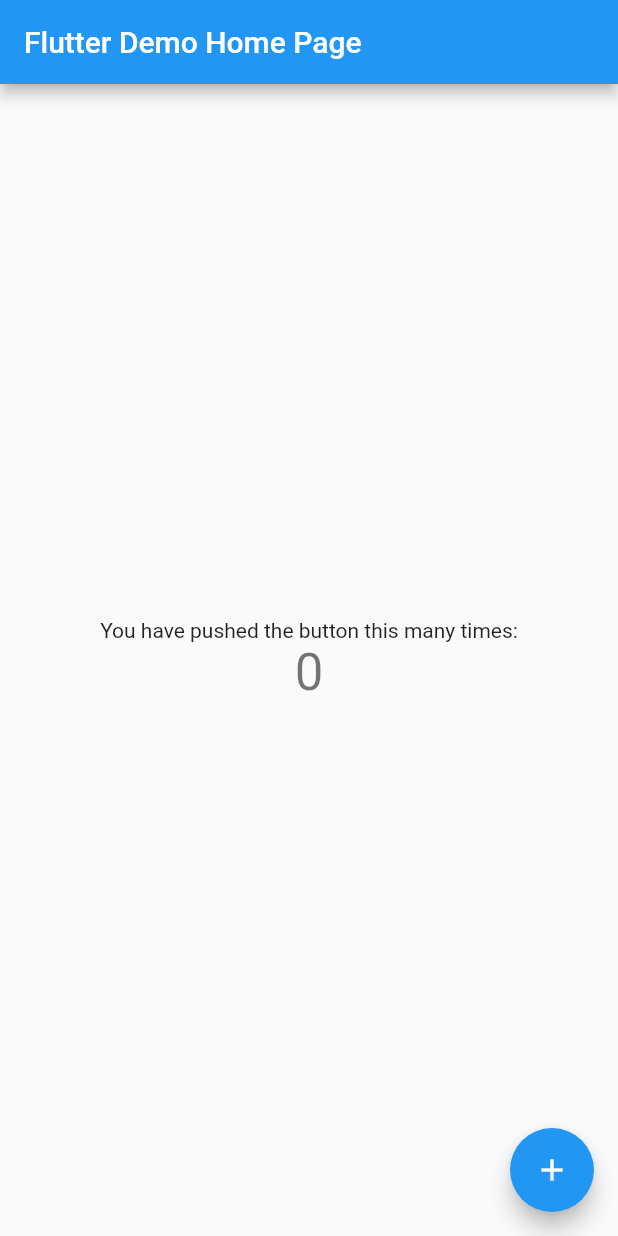
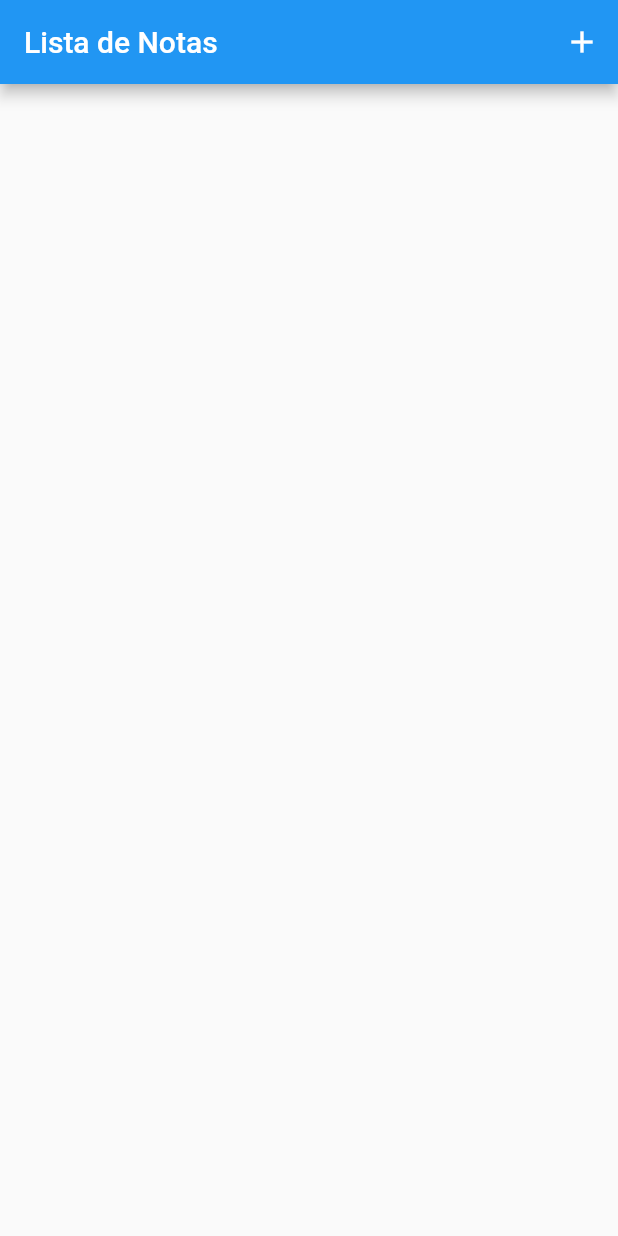
Before and after one commit to wladyband/flutter_crud_notas, a Flutter app: the screen it shows after launch, on a phone screen of 412 x 824 dp. Run offline on Flutter 3.47's test engine with Material 2 defaults, Android fonts, the phone set to English and light mode, and no system bars.

Commit message:
primeira tela

```diff
--- a/crud_notas/lib/main.dart
+++ b/crud_notas/lib/main.dart
@@ -1,7 +1,9 @@
+import 'package:crud_notas/views/note_list.dart';
 import 'package:flutter/material.dart';
 
 void main() {
   runApp(MyApp());
+
 }
 
 class MyApp extends StatelessWidget {
@@ -9,109 +11,13 @@ class MyApp extends StatelessWidget {
   @override
   Widget build(BuildContext context) {
     return MaterialApp(
+      debugShowCheckedModeBanner: false,
       title: 'Flutter Demo',
       theme: ThemeData(
-        // This is the theme of your application.
-        //
-        // Try running your application with "flutter run". You'll see the
-        // application has a blue toolbar. Then, without quitting the app, try
-        // changing the primarySwatch below to Colors.green and then invoke
-        // "hot reload" (press "r" in the console where you ran "flutter run",
-        // or simply save your changes to "hot reload" in a Flutter IDE).
-        // Notice that the counter didn't reset back to zero; the application
-        // is not restarted.
         primarySwatch: Colors.blue,
-        // This makes the visual density adapt to the platform that you run
-        // the app on. For desktop platforms, the controls will be smaller and
-        // closer together (more dense) than on mobile platforms.
         visualDensity: VisualDensity.adaptivePlatformDensity,
       ),
-      home: MyHomePage(title: 'Flutter Demo Home Page'),
+      home: NoteList(),
     );
   }
 }
-
-class MyHomePage extends StatefulWidget {
-  MyHomePage({Key key, this.title}) : super(key: key);
-
-  // This widget is the home page of your application. It is stateful, meaning
-  // that it has a State object (defined below) that contains fields that affect
-  // how it looks.
-
-  // This class is the configuration for the state. It holds the values (in this
-  // case the title) provided by the parent (in this case the App widget) and
-  // used by the build method of the State. Fields in a Widget subclass are
-  // always marked "final".
-
-  final String title;
-
-  @override
-  _MyHomePageState createState() => _MyHomePageState();
-}
-
-class _MyHomePageState extends State<MyHomePage> {
-  int _counter = 0;
-
-  void _incrementCounter() {
-    setState(() {
-      // This call to setState tells the Flutter framework that something has
-      // changed in this State, which causes it to rerun the build method below
-      // so that the display can reflect the updated values. If we changed
-      // _counter without calling setState(), then the build method would not be
-      // called again, and so nothing would appear to happen.
-      _counter++;
-    });
-  }
-
-  @override
-  Widget build(BuildContext context) {
-    // This method is rerun every time setState is called, for instance as done
-    // by the _incrementCounter method above.
-    //
-    // The Flutter framework has been optimized to make rerunning build methods
-    // fast, so that you can just rebuild anything that needs updating rather
-    // than having to individually change instances of widgets.
-    return Scaffold(
-      appBar: AppBar(
-        // Here we take the value from the MyHomePage object that was created by
-        // the App.build method, and use it to set our appbar title.
-        title: Text(widget.title),
-      ),
-      body: Center(
-        // Center is a layout widget. It takes a single child and positions it
-        // in the middle of the parent.
-        child: Column(
-          // Column is also a layout widget. It takes a list of children and
-          // arranges them vertically. By default, it sizes itself to fit its
-          // children horizontally, and tries to be as tall as its parent.
-          //
-          // Invoke "debug painting" (press "p" in the console, choose the
-          // "Toggle Debug Paint" action from the Flutter Inspector in Android
-          // Studio, or the "Toggle Debug Paint" command in Visual Studio Code)
-          // to see the wireframe for each widget.
-          //
-          // Column has various properties to control how it sizes itself and
-          // how it positions its children. Here we use mainAxisAlignment to
-          // center the children vertically; the main axis here is the vertical
-          // axis because Columns are vertical (the cross axis would be
-          // horizontal).
-          mainAxisAlignment: MainAxisAlignment.center,
-          children: <Widget>[
-            Text(
-              'You have pushed the button this many times:',
-            ),
-            Text(
-              '$_counter',
-              style: Theme.of(context).textTheme.headline4,
-            ),
-          ],
-        ),
-      ),
-      floatingActionButton: FloatingActionButton(
-        onPressed: _incrementCounter,
-        tooltip: 'Increment',
-        child: Icon(Icons.add),
-      ), // This trailing comma makes auto-formatting nicer for build methods.
-    );
-  }
-}
--- /dev/null
+++ b/crud_notas/lib/views/note_list.dart
@@ -0,0 +1,13 @@
+import 'package:flutter/material.dart';
+
+class NoteList extends StatelessWidget {
+  @override
+  Widget build(BuildContext context) {
+    return Scaffold(
+      appBar: AppBar(
+        title: Text('Lista de Notas'),
+        actions: <Widget>[IconButton(icon: Icon(Icons.add), onPressed: () {})],
+      ),
+    );
+  }
+}
```
Also changed, not shown: crud_notas/lib/models/note.dart (added, +12 -0 lines).
